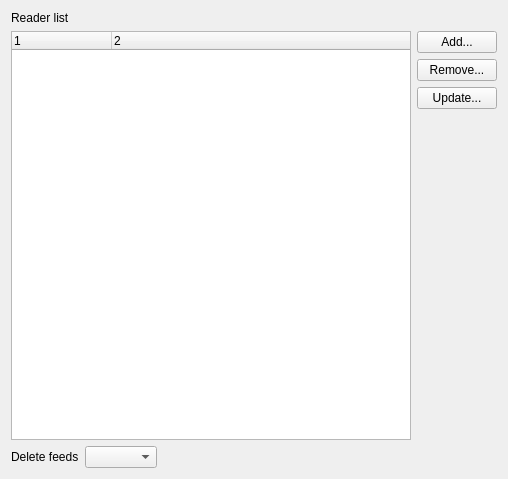
chusopr/kdepim-ktimetracker-akonadi, file akregator/plugins/onlinesync/ui/configurationdialog.ui: the form before one commit.
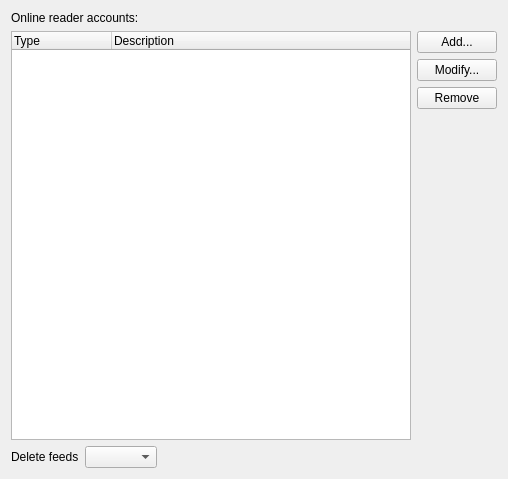
The form after the commit.

```diff
--- a/akregator/plugins/onlinesync/ui/configurationdialog.ui
+++ b/akregator/plugins/onlinesync/ui/configurationdialog.ui
@@ -18,7 +18,7 @@
      <item>
       <widget class="QLabel" name="lConfigName" >
        <property name="text" >
-        <string>Reader list</string>
+        <string>Online reader accounts:</string>
        </property>
       </widget>
      </item>
@@ -36,12 +36,12 @@
        </property>
        <column>
         <property name="text" >
-         <string>1</string>
+         <string>Type</string>
         </property>
        </column>
        <column>
         <property name="text" >
-         <string>2</string>
+         <string>Description</string>
         </property>
        </column>
       </widget>
@@ -55,17 +55,17 @@
          </property>
         </widget>
        </item>
-       <item>
-        <widget class="QPushButton" name="b_remove" >
-         <property name="text" >
-          <string>Remove...</string>
-         </property>
-        </widget>
-       </item>
        <item>
         <widget class="QPushButton" name="b_update" >
          <property name="text" >
-          <string>Update...</string>
+          <string>Modify...</string>
+         </property>
+        </widget>
+       </item>
+       <item>
+        <widget class="QPushButton" name="b_remove" >
+         <property name="text" >
+          <string>Remove</string>
          </property>
         </widget>
        </item>
```
Left out of the diff: 4 changed lines with no effect on the pictures.
